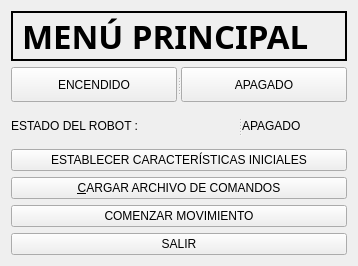
First picture: the form in widget.ui, repository gonzafernan/robot-arm-qtsim, before the edit.
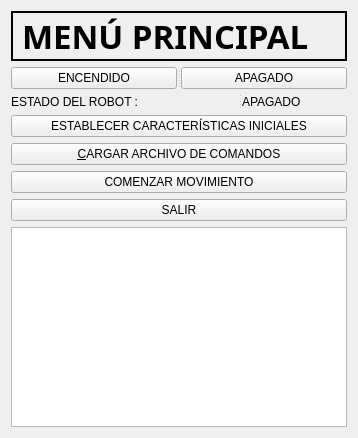
Second picture: the form after the edit.

```diff
--- a/widget.ui
+++ b/widget.ui
@@ -7,7 +7,7 @@
     <x>0</x>
     <y>0</y>
     <width>358</width>
-    <height>266</height>
+    <height>438</height>
    </rect>
   </property>
   <property name="windowTitle">
@@ -100,6 +100,9 @@
      </property>
     </widget>
    </item>
+   <item>
+    <widget class="QTextEdit" name="report"/>
+   </item>
   </layout>
  </widget>
  <layoutdefault spacing="6" margin="11"/>
```
